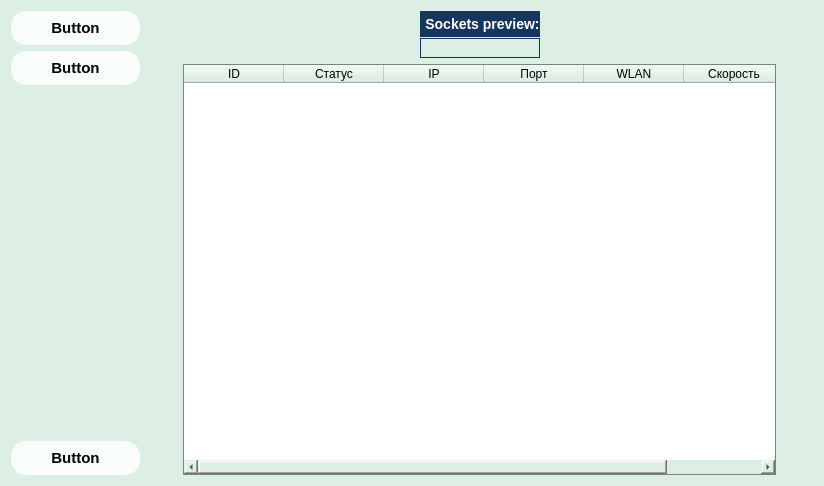
This is mainForm_v2.ui in Wobolok/projects as Qt 5 draws it before an edit. The edited form follows.
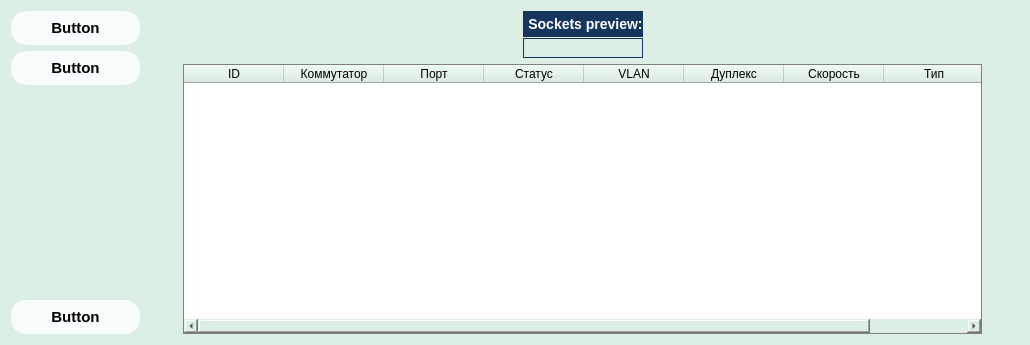
This is the edited form.

Commit message: Created preview generation from raw data

Patch:
```diff
--- a/mainForm_v2.ui
+++ b/mainForm_v2.ui
@@ -6,8 +6,8 @@
    <rect>
     <x>0</x>
     <y>0</y>
-    <width>824</width>
-    <height>486</height>
+    <width>1030</width>
+    <height>345</height>
    </rect>
   </property>
   <property name="sizePolicy">
@@ -224,12 +224,7 @@
        </column>
        <column>
         <property name="text">
-         <string>Статус</string>
-        </property>
-       </column>
-       <column>
-        <property name="text">
-         <string>IP</string>
+         <string>Коммутатор</string>
         </property>
        </column>
        <column>
@@ -239,7 +234,17 @@
        </column>
        <column>
         <property name="text">
-         <string>WLAN</string>
+         <string>Статус</string>
+        </property>
+       </column>
+       <column>
+        <property name="text">
+         <string>VLAN</string>
+        </property>
+       </column>
+       <column>
+        <property name="text">
+         <string>Дуплекс</string>
         </property>
        </column>
        <column>
@@ -247,6 +252,11 @@
          <string>Скорость</string>
         </property>
        </column>
+       <column>
+        <property name="text">
+         <string>Тип</string>
+        </property>
+       </column>
       </widget>
      </item>
     </layout>
```
The commit also changes 2 other files.
